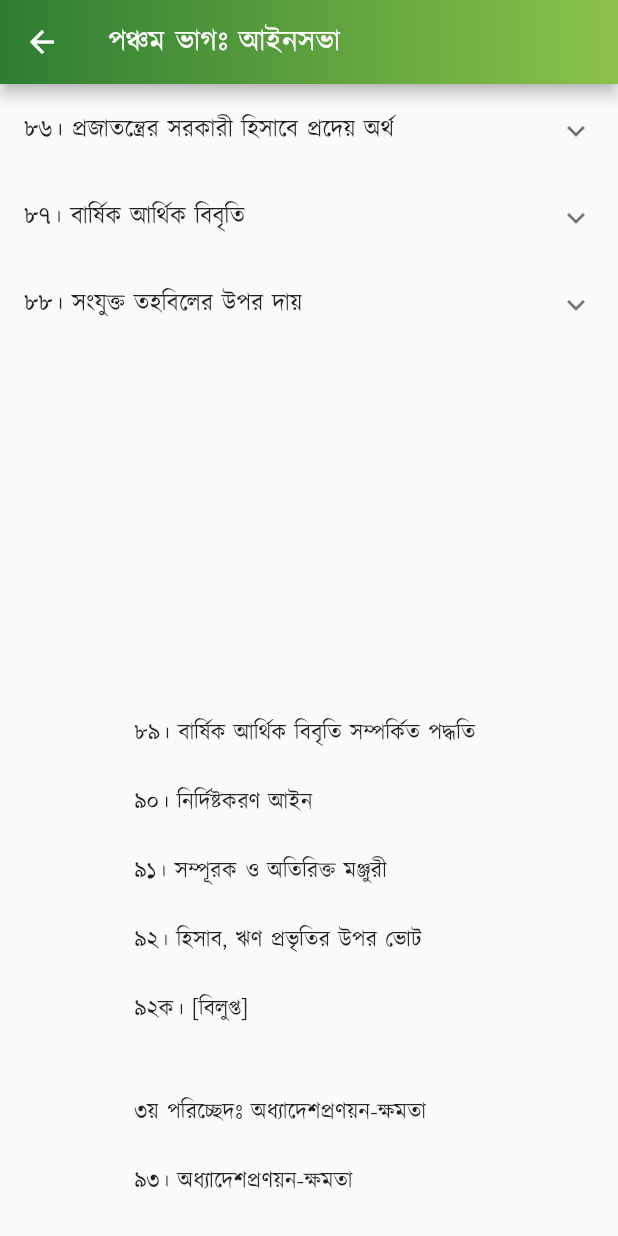
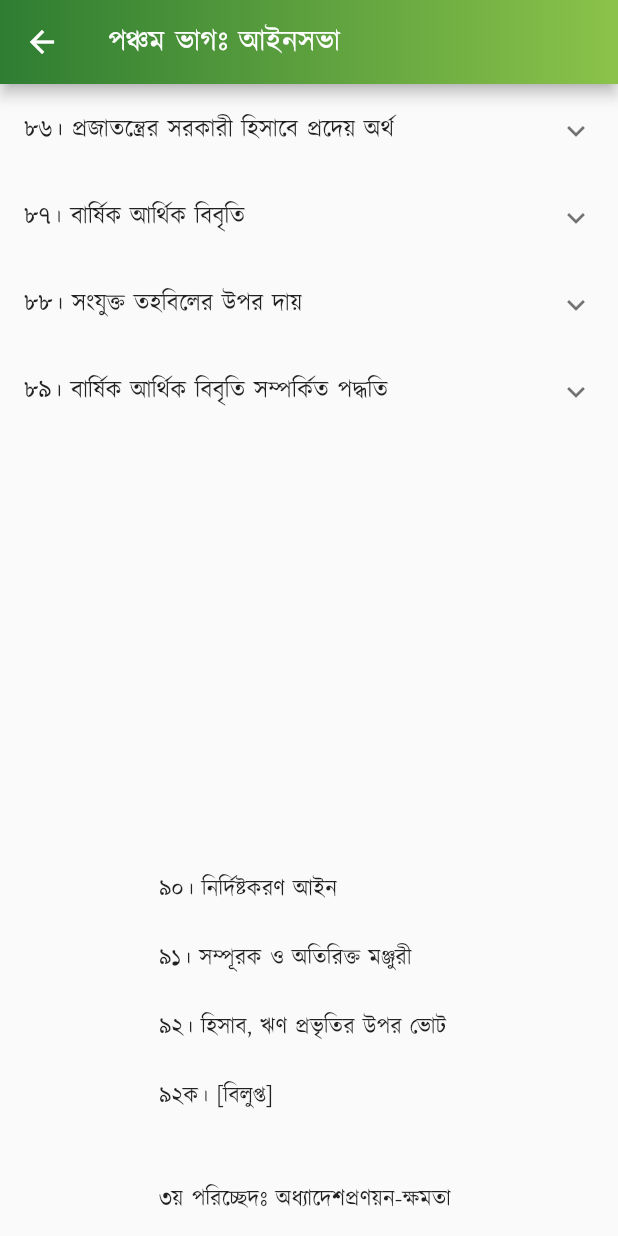
Before and after one commit to Azimul-Haque/flutter-onesignal, a Flutter app: the PartFive screen opened directly, scrolled down 1442 dp, on a phone screen of 412 x 824 dp. Run offline on Flutter 3.47's test engine with Material 2 defaults, Android fonts, the phone set to English and light mode, and no system bars; our stand-ins replace fluttertoast, package_info_plus, percent_indicator, shared_preferences, sqflite; missing offline and left inert: blinking_text, flutter_share, onesignal_flutter, slide_popup_dialog; accounts and stored records are empty; network calls fail.

Commit message:
Commit Fri 04/29/2022 13:11:55.21 8078

```diff
--- a/lib/pages/constitution/part5.dart
+++ b/lib/pages/constitution/part5.dart
@@ -517,11 +517,21 @@ class PartFive extends StatelessWidget {
               )),
             ],
           ),
+          ExpansionTile(
+            title: Text('৮৯। বার্ষিক আর্থিক বিবৃতি সম্পর্কিত পদ্ধতি'),
+            children: <Widget>[
+              ListTile(
+                  title: SelectableText(
+                '৮৮। সংযুক্ত তহবিলের উপর দায়যুক্ত ব্যয় নিম্নরূপ হইবে: \n(ক) রাষ্ট্রপতিকে দেয় পারিশ্রমিক ও তাঁহার দপ্তর-সংশ্লিষ্ট অন্যান্য ব্যয়;  \n\n(খ) (অ) স্পীকার ও ডেপুটি স্পীকার, \n(আ) সুপ্রীম কোর্টের বিচারকগণ, \n(ই) মহা হিসাব-নিরীক্ষক ও নিয়ন্ত্রক, \n(ঈ) নির্বাচন কমিশনারগণ, \n(উ) সরকারী কর্ম কমিশনের সদস্যদিগকে, দেয় পারিশ্রমিক; \n\n(গ) সংসদ, সুপ্রীম কোর্ট, মহা হিসাব-নিরীক্ষক ও নিয়ন্ত্রকের দপ্তর, নির্বাচন কমিশন এবং সরকারী কর্ম কমিশনের কর্মচারীদিগকে দেয় পারিশ্রমিকসহ প্রশাসনিক ব্যয়; \n(ঘ) সুদ, পরিশোধ-তহবিলের দায়, মূলধন পরিশোধ বা তাহার ক্রম-পরিশোধ এবং ঋণসংগ্রহ-ব্যপদেশে ও সংযুক্ত তহবিলের জামানতে গৃহীত ঋণের মোচন-সংক্রান্ত অন্যান্য ব্যয়সহ সরকারের ঋণ-সংক্রান্ত সকল দেনার দায়; \n(ঙ) কোন আদালত বা ট্রাইব্যুনাল কর্তৃক প্রজাতন্ত্রের বিরুদ্ধে প্রদত্ত কোন রায়, ডিক্রী বা রোয়েদাদ কার্যকর করিবার জন্য প্রয়োজনীয় যে কোন পরিমাণ অর্থ; এবং \n(চ) এই সংবিধান বা সংসদের আইন দ্বারা অনুরূপ দায়যুক্ত বলিয়া ঘোষিত অন্য যে কোন ব্যয়।',
+                textAlign: TextAlign.justify,
+              )),
+            ],
+          ),
           Padding(
             padding: EdgeInsets.all(15),
             child: Column(children: <Widget>[
               Text(
-                "\n\n \n\n \n\n \n\n \n\n৮৯। বার্ষিক আর্থিক বিবৃতি সম্পর্কিত পদ্ধতি \n\n৯০। নির্দিষ্টকরণ আইন \n\n৯১। সম্পূরক ও অতিরিক্ত মঞ্জুরী \n\n৯২। হিসাব, ঋণ প্রভৃতির উপর ভোট \n\n৯২ক। [বিলুপ্ত] \n\n\n৩য় পরিচ্ছেদঃ অধ্যাদেশপ্রণয়ন-ক্ষমতা \n\n৯৩। অধ্যাদেশপ্রণয়ন-ক্ষমতা",
+                "\n\n \n\n \n\n \n\n \n\n \n\n৯০। নির্দিষ্টকরণ আইন \n\n৯১। সম্পূরক ও অতিরিক্ত মঞ্জুরী \n\n৯২। হিসাব, ঋণ প্রভৃতির উপর ভোট \n\n৯২ক। [বিলুপ্ত] \n\n\n৩য় পরিচ্ছেদঃ অধ্যাদেশপ্রণয়ন-ক্ষমতা \n\n৯৩। অধ্যাদেশপ্রণয়ন-ক্ষমতা",
                 style:
                     TextStyle(color: Colors.black87, fontSize: 15, height: 1.5),
                 textAlign: TextAlign.justify,
```
